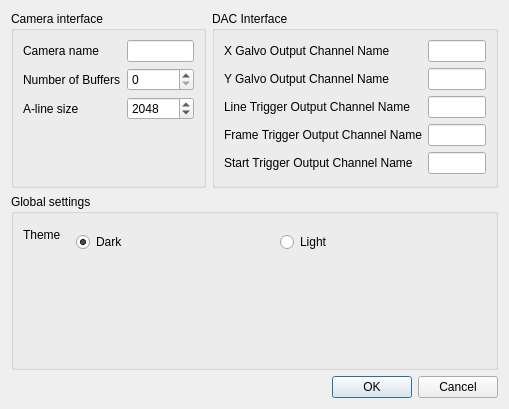
sstucker/OCTview, file src/main/resources/windows/ui/SettingsDialog.ui: the form before one commit.
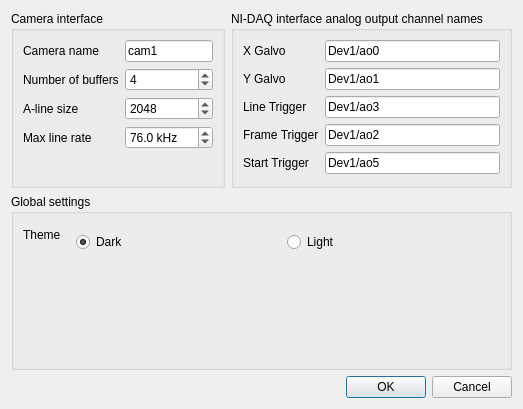
The form after the commit.

```diff
--- a/src/main/resources/windows/ui/SettingsDialog.ui
+++ b/src/main/resources/windows/ui/SettingsDialog.ui
@@ -31,17 +31,28 @@
        </widget>
       </item>
       <item row="0" column="1">
-       <widget class="QLineEdit" name="lineCameraName"/>
+       <widget class="QLineEdit" name="lineCameraName">
+        <property name="toolTip">
+         <string>The name of the line camera device</string>
+        </property>
+        <property name="text">
+         <string>cam1</string>
+        </property>
+       </widget>
       </item>
       <item row="1" column="0">
        <widget class="QLabel" name="labelNumberOfBuffers">
         <property name="text">
-         <string>Number of Buffers</string>
+         <string>Number of buffers</string>
         </property>
        </widget>
       </item>
       <item row="1" column="1">
-       <widget class="QSpinBox" name="spinNumberOfBuffers"/>
+       <widget class="QSpinBox" name="spinNumberOfBuffers">
+        <property name="value">
+         <number>4</number>
+        </property>
+       </widget>
       </item>
       <item row="2" column="0">
        <widget class="QLabel" name="labelAlineSize">
@@ -63,64 +74,110 @@
         </property>
        </widget>
       </item>
+      <item row="3" column="1">
+       <widget class="QDoubleSpinBox" name="spinMaxLineRate">
+        <property name="suffix">
+         <string> kHz</string>
+        </property>
+        <property name="decimals">
+         <number>1</number>
+        </property>
+        <property name="minimum">
+         <double>1.000000000000000</double>
+        </property>
+        <property name="maximum">
+         <double>1000.000000000000000</double>
+        </property>
+        <property name="value">
+         <double>76.000000000000000</double>
+        </property>
+       </widget>
+      </item>
+      <item row="3" column="0">
+       <widget class="QLabel" name="labelMaxLineRate">
+        <property name="text">
+         <string>Max line rate</string>
+        </property>
+       </widget>
+      </item>
      </layout>
     </widget>
    </item>
    <item row="0" column="1">
     <widget class="QGroupBox" name="groupDAC">
      <property name="title">
-      <string>DAC Interface</string>
+      <string>NI-DAQ interface analog output channel names</string>
      </property>
      <layout class="QFormLayout" name="formLayout_2">
       <item row="0" column="0">
        <widget class="QLabel" name="labelXChName">
         <property name="text">
-         <string>X Galvo Output Channel Name</string>
+         <string>X Galvo</string>
         </property>
        </widget>
       </item>
       <item row="1" column="0">
        <widget class="QLabel" name="labelYChName">
         <property name="text">
-         <string>Y Galvo Output Channel Name</string>
+         <string>Y Galvo</string>
         </property>
        </widget>
       </item>
       <item row="0" column="1">
-       <widget class="QLineEdit" name="lineXChName"/>
+       <widget class="QLineEdit" name="lineXChName">
+        <property name="text">
+         <string>Dev1/ao0</string>
+        </property>
+       </widget>
       </item>
       <item row="1" column="1">
-       <widget class="QLineEdit" name="lineYChName"/>
+       <widget class="QLineEdit" name="lineYChName">
+        <property name="text">
+         <string>Dev1/ao1</string>
+        </property>
+       </widget>
       </item>
       <item row="2" column="0">
        <widget class="QLabel" name="labelLineTrigChName">
         <property name="text">
-         <string>Line Trigger Output Channel Name</string>
+         <string>Line Trigger</string>
         </property>
        </widget>
       </item>
       <item row="4" column="0">
        <widget class="QLabel" name="labelStartTrigChName">
         <property name="text">
-         <string>Start Trigger Output Channel Name</string>
+         <string>Start Trigger</string>
         </property>
        </widget>
       </item>
       <item row="3" column="0">
        <widget class="QLabel" name="labelFrameTrigChName">
         <property name="text">
-         <string>Frame Trigger Output Channel Name</string>
+         <string>Frame Trigger</string>
         </property>
        </widget>
       </item>
       <item row="2" column="1">
-       <widget class="QLineEdit" name="labelLineTrigChName_2"/>
+       <widget class="QLineEdit" name="lineLineTrigChName">
+        <property name="text">
+         <string>Dev1/ao3</string>
+        </property>
+       </widget>
       </item>
       <item row="3" column="1">
-       <widget class="QLineEdit" name="lineFrameTrigChName"/>
+       <widget class="QLineEdit" name="lineFrameTrigChName">
+        <property name="text">
+         <string>Dev1/ao2</string>
+        </property>
+       </widget>
       </item>
       <item row="4" column="1">
-       <widget class="QLineEdit" name="lineStartTrigChName"/>
+       <widget class="QLineEdit" name="lineStartTrigChName">
+        <property name="text">
+         <string>Dev1/ao5</string>
+        </property>
+       </widget>
       </item>
      </layout>
     </widget>
```
Left out of the diff: 6 changed lines with no effect on the pictures.
